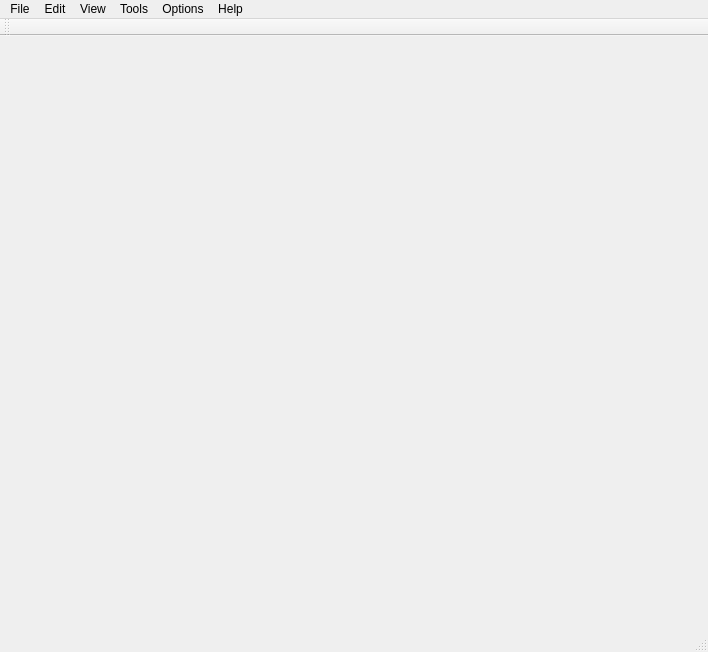
Old version of the form source/mainwindow.ui in the repository ImpulseAdventure/JPEGsnoop.
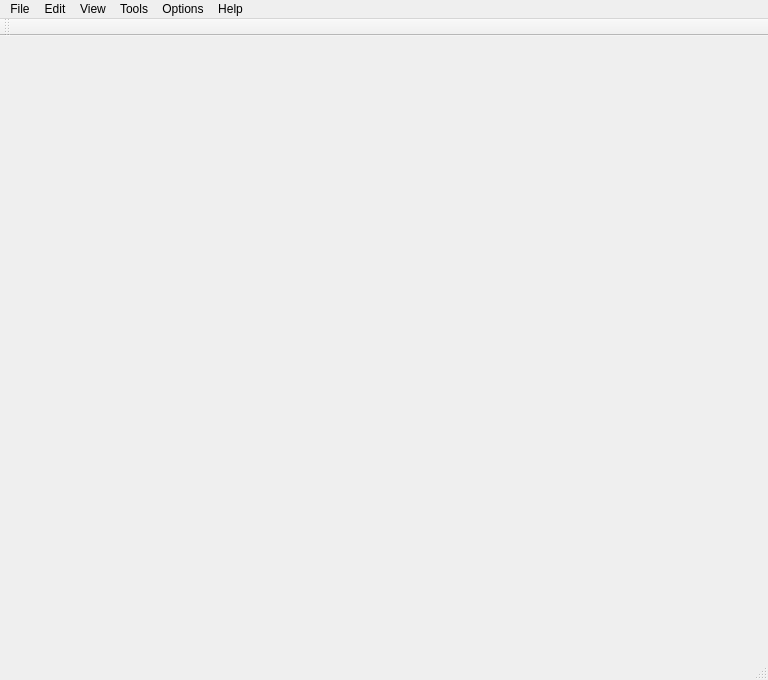
New version of the form.

Commit message: Minor dialog text updates

What changed in the file:
```diff
--- a/source/mainwindow.ui
+++ b/source/mainwindow.ui
@@ -6,8 +6,8 @@
    <rect>
     <x>0</x>
     <y>0</y>
-    <width>708</width>
-    <height>652</height>
+    <width>768</width>
+    <height>680</height>
    </rect>
   </property>
   <property name="windowTitle">
@@ -19,8 +19,8 @@
     <rect>
      <x>0</x>
      <y>0</y>
-     <width>708</width>
-     <height>22</height>
+     <width>768</width>
+     <height>21</height>
     </rect>
    </property>
    <widget class="QMenu" name="menuFile">
```
The commit also changes 5 other files.
